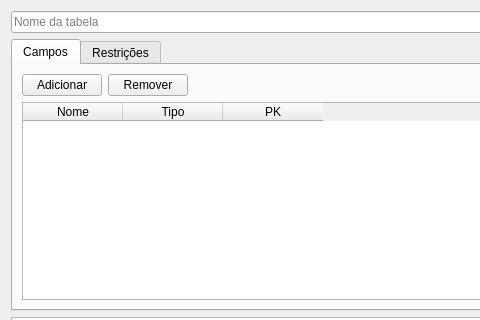
Old version of the form resources/ui/new_db.ui in the repository RshaCuDeVidro/sqliteUI; both pictures show x 0 to 480 and y 0 to 320 of the 800 by 600 pixel window.
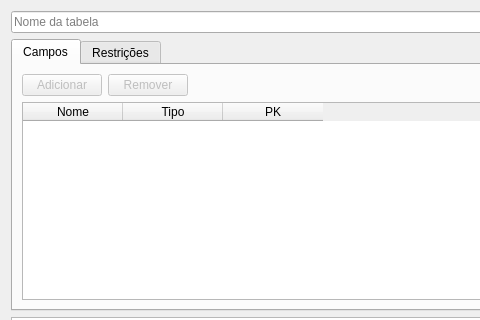
New version of the form. The open tabs and pages were chosen to show the change.

Commit message: Função de criação do comando SQL de criação de tabelas

Patch:
```diff
--- a/resources/ui/new_db.ui
+++ b/resources/ui/new_db.ui
@@ -38,6 +38,9 @@
         <layout class="QHBoxLayout" name="horizontalLayout">
          <item>
           <widget class="QPushButton" name="adicionar_campo">
+           <property name="enabled">
+            <bool>false</bool>
+           </property>
            <property name="text">
             <string>Adicionar</string>
            </property>
@@ -45,6 +48,9 @@
          </item>
          <item>
           <widget class="QPushButton" name="remover_campo">
+           <property name="enabled">
+            <bool>false</bool>
+           </property>
            <property name="text">
             <string>Remover</string>
            </property>
```
Left out of the diff: 2 changed lines with no effect on the pictures. The commit also changes 2 other files.
